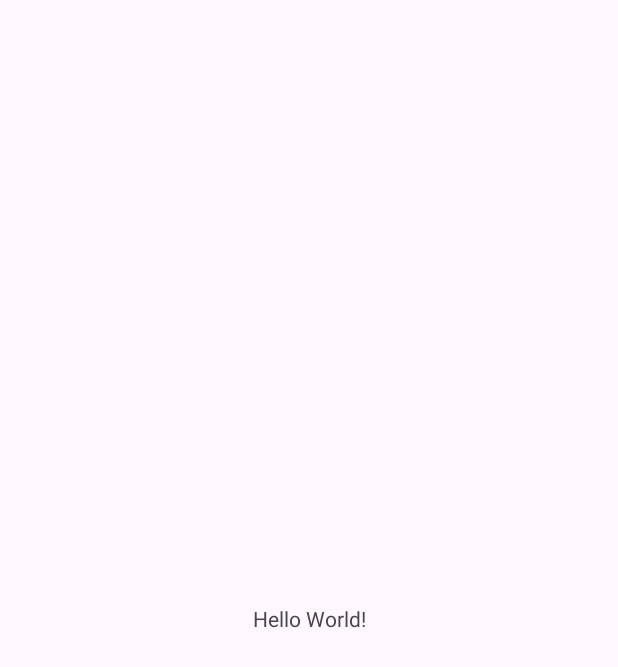
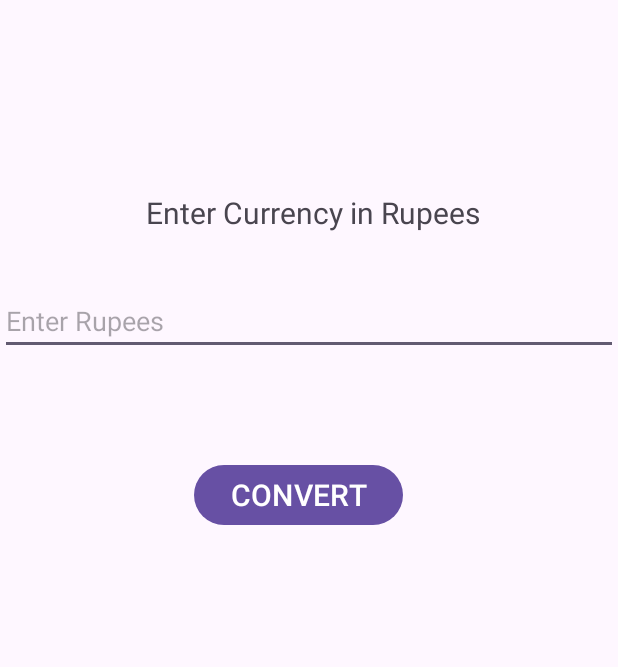
Before and after one commit to Santhakumar20/currency_converter, an Android app: the screen it shows after launch (MainActivity), on a phone screen of 412 x 824 dp. Before the commit the part shown is almost empty. Shown: the top 667 px of the screen. Run offline under Robolectric (Android 15) with nearby library versions, the phone set to English and light mode, and no system bars.

Commit message:
App completed

```diff
--- a/app/src/main/java/com/example/currency_converter/MainActivity.java
+++ b/app/src/main/java/com/example/currency_converter/MainActivity.java
@@ -1,7 +1,10 @@
 package com.example.currency_converter;
 
 import android.os.Bundle;
-
+import android.view.View;
+import android.widget.EditText;
+import android.widget.TextView;
+import android.widget.Toast;
 import androidx.activity.EdgeToEdge;
 import androidx.appcompat.app.AppCompatActivity;
 import androidx.core.graphics.Insets;
@@ -10,15 +13,26 @@ import androidx.core.view.WindowInsetsCompat;
 
 public class MainActivity extends AppCompatActivity {
 
+    public void convertToDollar(View view){
+        EditText editText = (EditText) findViewById(R.id.edtText);
+
+        int rupees = Integer.parseInt(editText.getText().toString());
+        int dollars = 82;
+
+        double result = rupees * dollars ;
+
+        Toast.makeText(MainActivity.this, Double.toString(result), Toast.LENGTH_LONG).show();
+    }
+
     @Override
     protected void onCreate(Bundle savedInstanceState) {
         super.onCreate(savedInstanceState);
         EdgeToEdge.enable(this);
         setContentView(R.layout.activity_main);
-        ViewCompat.setOnApplyWindowInsetsListener(findViewById(R.id.main), (v, insets) -> {
-            Insets systemBars = insets.getInsets(WindowInsetsCompat.Type.systemBars());
-            v.setPadding(systemBars.left, systemBars.top, systemBars.right, systemBars.bottom);
-            return insets;
-        });
+//        ViewCompat.setOnApplyWindowInsetsListener(findViewById(R.id.main), (v, insets) -> {
+//            Insets systemBars = insets.getInsets(WindowInsetsCompat.Type.systemBars());
+//            v.setPadding(systemBars.left, systemBars.top, systemBars.right, systemBars.bottom);
+//            return insets;
+//        });
     }
 }
--- a/app/src/main/res/layout/activity_main.xml
+++ b/app/src/main/res/layout/activity_main.xml
@@ -1,19 +1,52 @@
 <?xml version="1.0" encoding="utf-8"?>
-<androidx.constraintlayout.widget.ConstraintLayout xmlns:android="http://schemas.android.com/apk/res/android"
+<RelativeLayout xmlns:android="http://schemas.android.com/apk/res/android"
     xmlns:app="http://schemas.android.com/apk/res-auto"
     xmlns:tools="http://schemas.android.com/tools"
-    android:id="@+id/main"
     android:layout_width="match_parent"
     android:layout_height="match_parent"
     tools:context=".MainActivity">
 
     <TextView
+        android:id="@+id/textview"
         android:layout_width="wrap_content"
         android:layout_height="wrap_content"
-        android:text="Hello World!"
-        app:layout_constraintBottom_toBottomOf="parent"
-        app:layout_constraintEnd_toEndOf="parent"
-        app:layout_constraintStart_toStartOf="parent"
-        app:layout_constraintTop_toTopOf="parent" />
+        android:layout_alignParentTop="true"
+        android:layout_alignParentEnd="true"
+        android:layout_marginTop="128dp"
+        android:layout_marginEnd="92dp"
+        android:text="Enter Currency in Rupees"
+        android:textSize="20sp" />
 
-</androidx.constraintlayout.widget.ConstraintLayout>
+    <EditText
+        android:id="@+id/edtText"
+        android:layout_width="match_parent"
+        android:layout_height="wrap_content"
+        android:layout_below="@+id/textview"
+        android:layout_marginTop="36dp"
+        android:hint="Enter Rupees"
+        android:inputType="number" />
+
+    <Button
+        android:id="@+id/button"
+        android:layout_width="wrap_content"
+        android:layout_height="wrap_content"
+        android:layout_below="@+id/edtText"
+        android:layout_alignParentStart="true"
+        android:layout_alignParentEnd="true"
+        android:layout_marginStart="129dp"
+        android:layout_marginTop="69dp"
+        android:layout_marginEnd="143dp"
+        android:gravity="center"
+        android:onClick="convertToDollar"
+        android:text="CONVERT"
+        android:textSize="20sp" />
+
+<!--    <ImageView-->
+<!--        android:id="@+id/image"-->
+<!--        android:layout_below="@+id/button"-->
+<!--        android:layout_width="match_parent"-->
+<!--        android:layout_height="wrap_content"-->
+<!--        />-->
+
+
+</RelativeLayout>
```
